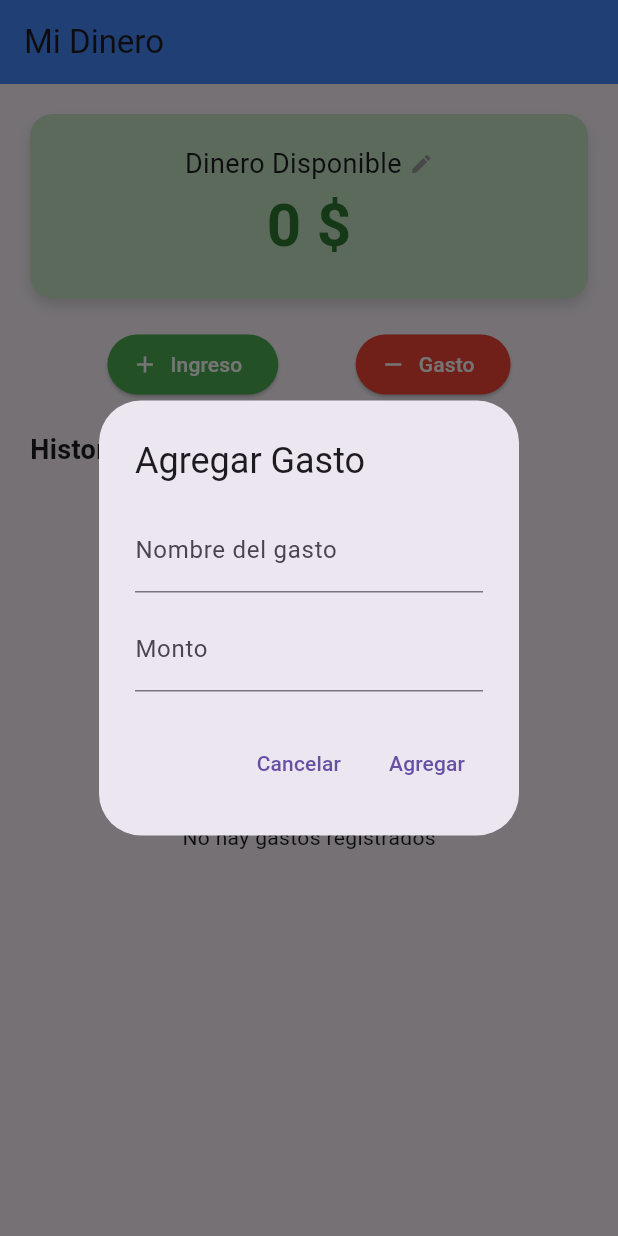
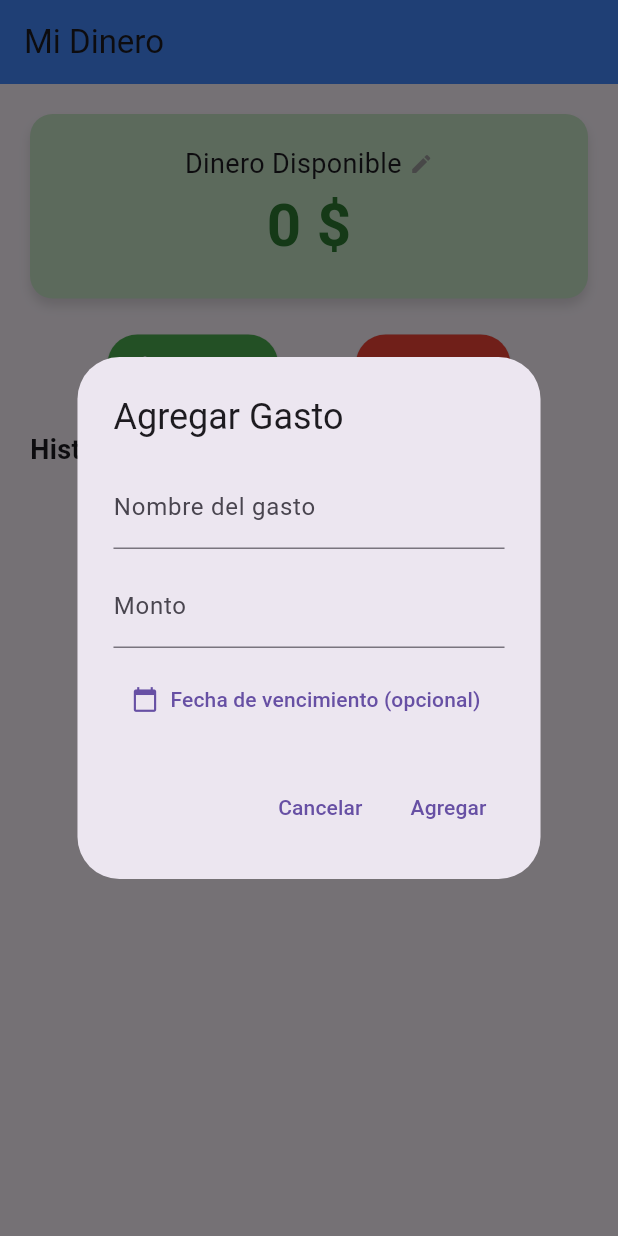
Before and after one commit to juanjimenezup3/control_gastos, a Flutter app: the screen it shows after launch, after a tap on "Gasto", on a phone screen of 412 x 824 dp. Run offline on Flutter 3.47's test engine with Material 3 defaults, Android fonts, the phone set to English and light mode, and no system bars; our stand-ins replace hive, hive_flutter; accounts and stored records are empty.

Commit message:
feat: agregar fecha y hora en gastos

```diff
--- a/lib/models/gasto.dart
+++ b/lib/models/gasto.dart
@@ -16,5 +16,8 @@ class Gasto extends HiveObject {
   @HiveField(3)
   DateTime fecha;
 
-  Gasto({required this.nombre, required this.monto, this.estaPagado = false, DateTime? fecha}) : fecha = fecha ?? DateTime.now();
+  @HiveField(4)
+  DateTime? fechaVencimiento;
+
+  Gasto({required this.nombre, required this.monto, this.estaPagado = false, DateTime? fecha, this.fechaVencimiento}) : fecha = fecha ?? DateTime.now();
 }
--- a/lib/screens/pantalla_inicio.dart
+++ b/lib/screens/pantalla_inicio.dart
@@ -13,6 +13,7 @@ class PantallaInicio extends StatefulWidget {
 class _PantallaInicioState extends State<PantallaInicio> {
   double dineroTotal = 0;
   late Box<Gasto> _gastosBox;
+
   @override
   void initState() {
     super.initState();
@@ -21,10 +22,6 @@ void initState() {
     dineroTotal = (configBox.get('dineroTotal') ?? 0).toDouble();
   }
 
-  // --- 2. CONFIGURACIÓN DEL FORMATO ---
-  // Esto crea un formateador que pone puntos en miles y signo de pesos.
-  // decimalDigits: 0 hace que se vea "1.000.000" (sin centavos)
-  // Si quieres centavos, cambia a decimalDigits: 2
   final formater = NumberFormat.currency(locale: 'es_CO', symbol: '\$', decimalDigits: 0);
 
   void _mostrarDialogoAgregarDinero() {
@@ -51,10 +48,8 @@ void initState() {
             ),
             TextButton(
               onPressed: () {
-                // Quitamos puntos o comas antes de guardar para que no de error
                 String limpio = controlador.text.replaceAll('.', '').replaceAll(',', '');
                 double cantidad = double.tryParse(limpio) ?? 0;
-
                 if (cantidad > 0) {
                   setState(() {
                     dineroTotal += cantidad;
@@ -72,7 +67,6 @@ void initState() {
   }
 
   void _editarDineroTotal() {
-    // Al editar, mostramos el número limpio sin puntos para que sea fácil borrar
     TextEditingController controlador = TextEditingController(text: dineroTotal.toInt().toString());
 
     showDialog(
@@ -98,7 +92,6 @@ void initState() {
               onPressed: () {
                 String limpio = controlador.text.replaceAll('.', '').replaceAll(',', '');
                 double nuevoValor = double.tryParse(limpio) ?? dineroTotal;
-
                 setState(() {
                   dineroTotal = nuevoValor;
                   Hive.box('config').put('dineroTotal', dineroTotal);
@@ -116,6 +109,7 @@ void initState() {
   void _mostrarDialogoRestarDinero() {
     TextEditingController controladorNombre = TextEditingController();
     TextEditingController controladorMonto = TextEditingController();
+    DateTime? fechaVencimientoSeleccionada;
 
     showDialog(
       context: context,
@@ -141,6 +135,29 @@ void initState() {
                   prefixText: '\$',
                 ),
               ),
+              SizedBox(height: 10),
+              StatefulBuilder(
+                builder: (context, setStateDialog) {
+                  return TextButton.icon(
+                    icon: Icon(Icons.calendar_today),
+                    label: Text(fechaVencimientoSeleccionada == null
+                        ? 'Fecha de vencimiento (opcional)'
+                        : DateFormat('dd/MM/yyyy').format(fechaVencimientoSeleccionada!)),
+                    onPressed: () async {
+                      DateTime? fecha = await showDatePicker(
+                        context: context,
+                        firstDate: DateTime.now(),
+                        lastDate: DateTime(2100),
+                      );
+                      if (fecha != null) {
+                        setStateDialog(() {
+                          fechaVencimientoSeleccionada = fecha;
+                        });
+                      }
+                    },
+                  );
+                },
+              ),
             ],
           ),
           actions: [
@@ -156,7 +173,11 @@ void initState() {
 
                 if (nombre.isNotEmpty && monto > 0) {
                   setState(() {
-                  _gastosBox.add(Gasto(nombre: nombre, monto: monto));
+                    _gastosBox.add(Gasto(
+                      nombre: nombre,
+                      monto: monto,
+                      fechaVencimiento: fechaVencimientoSeleccionada,
+                    ));
                     dineroTotal -= monto;
                     Hive.box('config').put('dineroTotal', dineroTotal);
                   });
@@ -204,9 +225,8 @@ void initState() {
                         Icon(Icons.edit, size: 16, color: Colors.grey),
                       ],
                     ),
-                    // --- 3. AQUÍ USAMOS EL FORMATEADOR ---
                     Text(
-                      formater.format(dineroTotal), // <--- ¡Mira esto!
+                      formater.format(dineroTotal),
                       style: TextStyle(
                         fontSize: 40,
                         fontWeight: FontWeight.bold,
@@ -252,25 +272,37 @@ void initState() {
                           color: gasto.estaPagado ? Colors.green.shade50 : null,
                           child: ListTile(
                             leading: Checkbox(
-                              value : gasto.estaPagado,onChanged:(valor){
+                              value: gasto.estaPagado,
+                              onChanged: (valor) {
                                 setState(() {
                                   gasto.estaPagado = valor!;
-
+                                  gasto.save();
                                 });
-                              },),
+                              },
+                            ),
                             title: Text(
                               gasto.nombre,
                               style: TextStyle(
                                 decoration: gasto.estaPagado ? TextDecoration.lineThrough : TextDecoration.none,
                                 color: gasto.estaPagado ? Colors.grey : Colors.black,
-                              )),
-                            subtitle: Text('${gasto.estaPagado ? 'Pagado' : 'Pendiente'} • ${DateFormat('dd/MM/yyyy HH:mm').format(gasto.fecha)}'),
+                              ),
+                            ),
+                            subtitle: Column(
+                              crossAxisAlignment: CrossAxisAlignment.start,
+                              children: [
+                                Text('${gasto.estaPagado ? 'Pagado' : 'Pendiente'} • ${DateFormat('dd/MM/yyyy HH:mm').format(gasto.fecha)}'),
+                                if (gasto.fechaVencimiento != null)
+                                  Text(
+                                    'Vence: ${DateFormat('dd/MM/yyyy').format(gasto.fechaVencimiento!)}',
+                                    style: TextStyle(color: Colors.orange.shade700, fontWeight: FontWeight.bold),
+                                  ),
+                              ],
+                            ),
                             trailing: Row(
                               mainAxisSize: MainAxisSize.min,
                               children: [
-                                // --- 4. TAMBIÉN FORMATEAMOS LOS GASTOS ---
                                 Text(
-                                  '-${formater.format(gasto.monto)}', // <--- ¡Y aquí!
+                                  '-${formater.format(gasto.monto)}',
                                   style: TextStyle(fontWeight: FontWeight.bold, fontSize: 16),
                                 ),
                                 IconButton(
@@ -282,7 +314,7 @@ void initState() {
                                       _gastosBox.deleteAt(index);
                                     });
                                   },
-                                )
+                                ),
                               ],
                             ),
                           ),
```
Also changed, not shown: lib/models/gasto.g.dart. Lines whose indentation alone changed are shown as unchanged.
